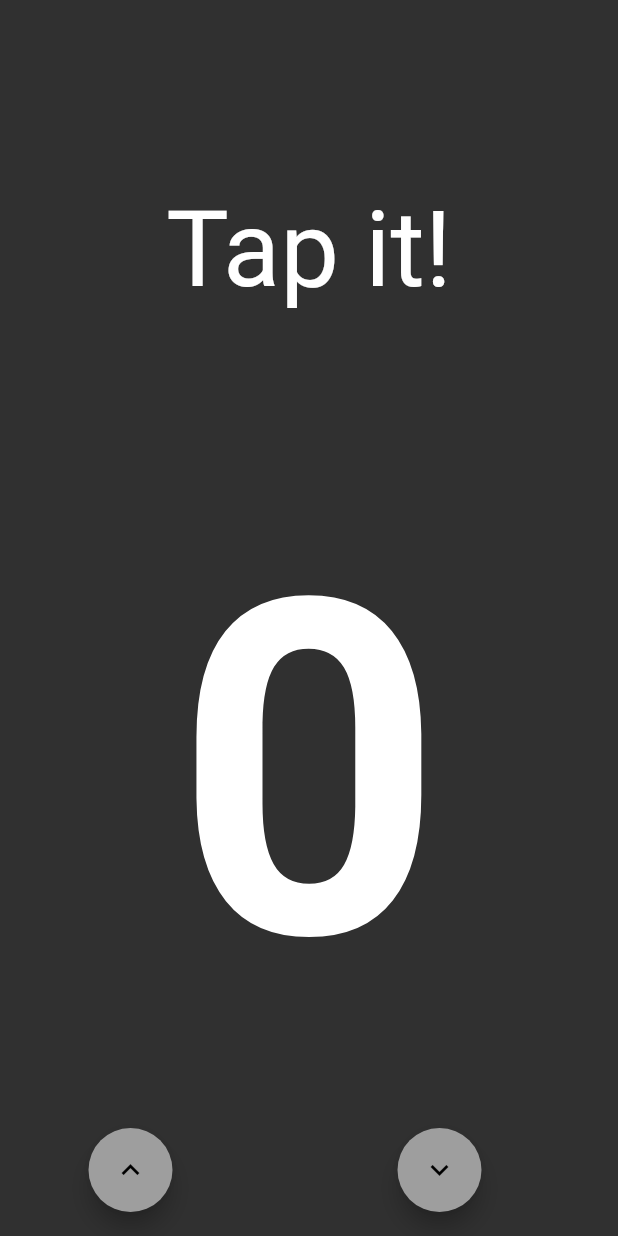
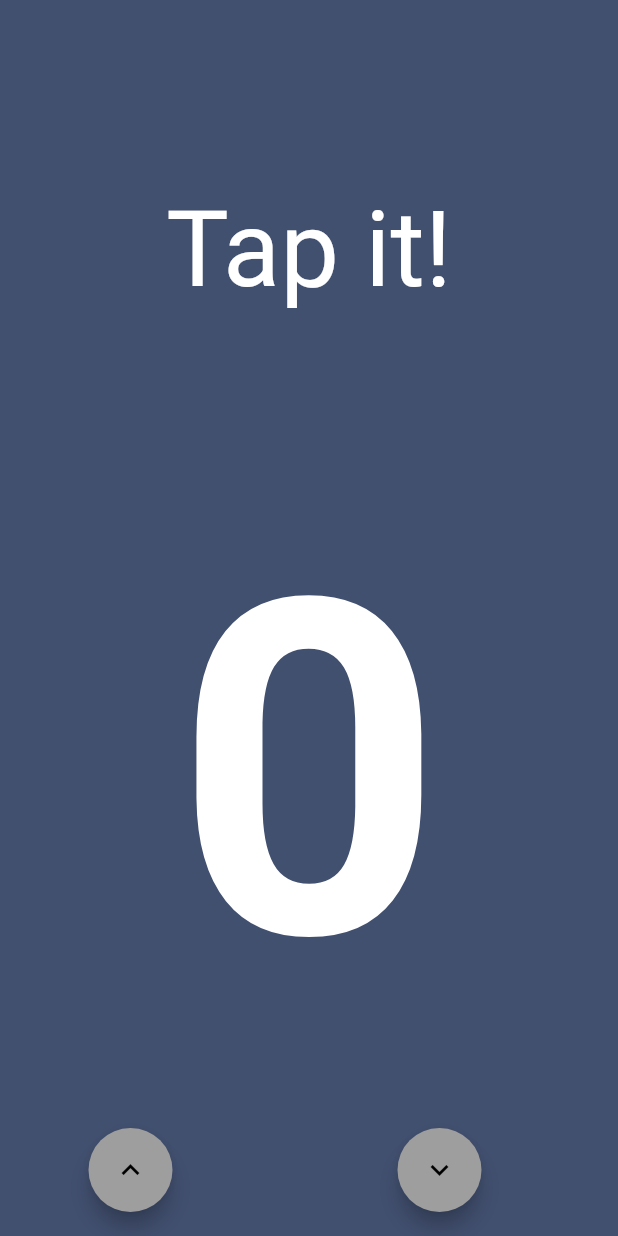
Before and after one commit to TheJarX/flutter-contador, a Flutter app: the screen it shows after launch, after a tap on the "keyboard arrow up" icon, after a tap on the "keyboard arrow down" icon, on a phone screen of 412 x 824 dp. Run offline on Flutter 3.47's test engine with Material 2 defaults, Android fonts, the phone set to English and light mode, and no system bars.

Commit message:
Colors and Alert implemented

```diff
--- a/lib/src/app.dart
+++ b/lib/src/app.dart
@@ -9,7 +9,6 @@ class MyApp extends StatelessWidget {
   Widget build(BuildContext context) {
     return MaterialApp(
       theme: ThemeData(
-        brightness: Brightness.dark,
         primaryColor: Colors.black,
         accentColor: Colors.grey,
       ),
--- a/lib/src/pages/counter_page.dart
+++ b/lib/src/pages/counter_page.dart
@@ -1,3 +1,5 @@
+import 'dart:math';
+
 import 'package:flutter/material.dart';
 
 class CounterPage extends StatefulWidget {
@@ -8,6 +10,7 @@ class CounterPage extends StatefulWidget {
 class _CounterPageState extends State<CounterPage> {
   int _count = 0;
   double _fontSize = 48.0;
+  Color _bgColor = Color.fromRGBO(0, 0, 0, 0.8);
 
   @override
   Widget build(BuildContext context) {
@@ -20,12 +23,16 @@ class _CounterPageState extends State<CounterPage> {
       // ), // I don't like this appbar
       body: Center(
         child: Container(
+          color: _bgColor,
           child: Column(
             mainAxisAlignment: MainAxisAlignment.spaceEvenly,
             children: <Widget>[
               Text(
                 "Tap it!",
                 textScaleFactor: 5.0,
+                style: TextStyle(
+                  color: Colors.white
+                ),
                 ),
               Row(
                 children: <Widget>[
@@ -41,7 +48,7 @@ class _CounterPageState extends State<CounterPage> {
                           textAlign: TextAlign.center,
                           ),
                       onTap: _countUp,
-                      onDoubleTap: _countDown,
+                      onDoubleTap: () {_countDown(context);},
                       onLongPress: _setZero,
 
                     ),
@@ -52,11 +59,11 @@ class _CounterPageState extends State<CounterPage> {
           ),
         ),
       ),
-      floatingActionButton: _renderButtons(),
+      floatingActionButton: _renderButtons(context),
     );
   }
 
-  Widget _renderButtons() {
+  Widget _renderButtons(BuildContext context) {
     return Row(
       mainAxisAlignment: MainAxisAlignment.spaceAround,
       children: <Widget>[
@@ -66,13 +73,14 @@ class _CounterPageState extends State<CounterPage> {
         ),
         FloatingActionButton(
           child: Icon(Icons.keyboard_arrow_down),
-          onPressed: _countDown,
+          onPressed: () {_countDown(context);},
         )
       ],
     );
   }
 
   void _countUp() {
+    _changeColor();
     setState(() {
       _count++;
       if (_count >= 100) {
@@ -83,12 +91,18 @@ class _CounterPageState extends State<CounterPage> {
     });
   }
 
-  void _countDown() {
+  void _countDown(BuildContext context) {
+    _changeColor();
     if (_count > 0) {
       _count--;
       if (_count < 100) {
         _fontSize = 48.0;
       }
+    } else  if(_count <= 0 ) {
+      setState(() {
+        _bgColor = Colors.red;
+        _showAlert(context);
+      });
     }
     setState(() {});
   }
@@ -98,4 +112,51 @@ class _CounterPageState extends State<CounterPage> {
       _count = 0;
     });
   }
+
+  void _changeColor() {
+    final random = Random();
+    _bgColor = Color.fromRGBO(
+      random.nextInt(200),
+      random.nextInt(200),
+      random.nextInt(200),
+      .8
+    );
+  }
+
+  void _showAlert(BuildContext context) {
+    showDialog(
+      barrierDismissible: false,
+      context: context,
+      builder: (context) {
+        return AlertDialog(
+          shape: RoundedRectangleBorder(borderRadius: BorderRadius.circular(20.0)),
+          title: Text("Holy Guacamole!"),
+          content: Column(
+            mainAxisSize: MainAxisSize.min, // Para que no ocupe toda la pantalla
+            children: <Widget>[
+              Text("do you want to do negative things? \nNot in my guard"),
+            ],
+          ),
+          actions: <Widget>[
+            FlatButton(
+              child: Text("Ok, sorry :("),
+              onPressed: () => Navigator.of(context).pop(),
+            ),
+            FlatButton(
+              child: Text("I'm inevitable ):D"),
+              textColor: Colors.red,
+              onPressed: () {
+                setState(() {
+                  _count = -1;
+                  Navigator.of(context).pop();
+                });
+              },
+            ),
+
+          ],
+        );
+      },
+    );
+  }
+
 }
--- a/lib/src/pages/home_page.dart
+++ b/lib/src/pages/home_page.dart
@@ -1,5 +1,5 @@
 import 'package:flutter/material.dart';
-
+// TODO: remove unused class
 class HomePage extends StatelessWidget {
 
   int count = 0;
```
